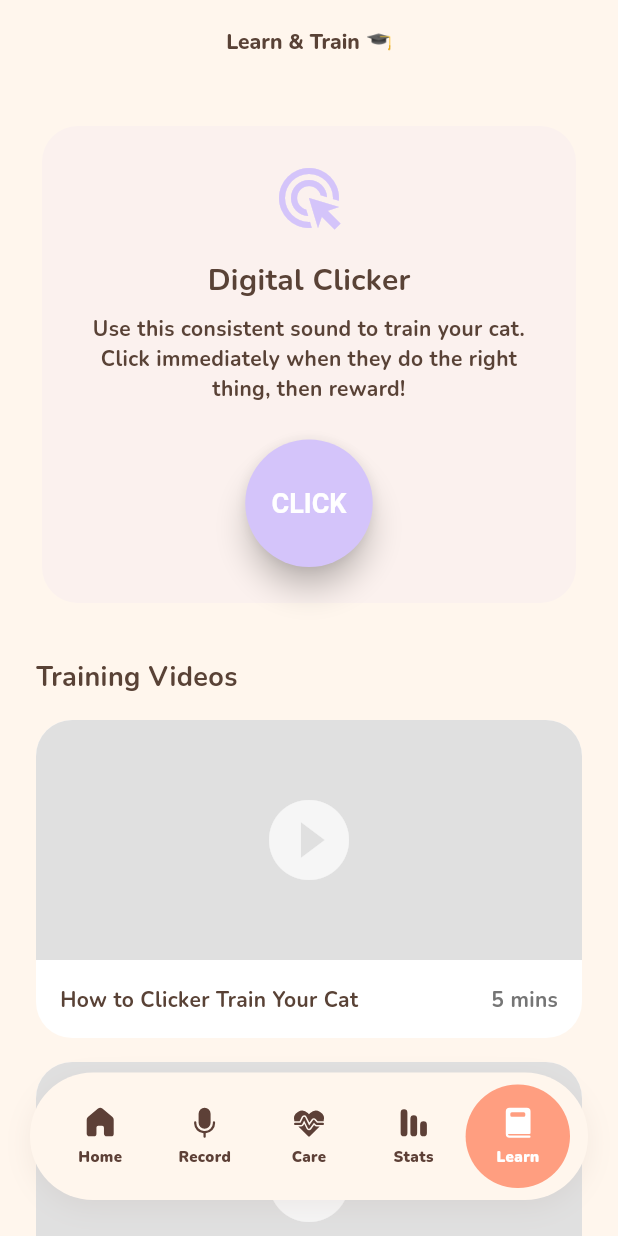
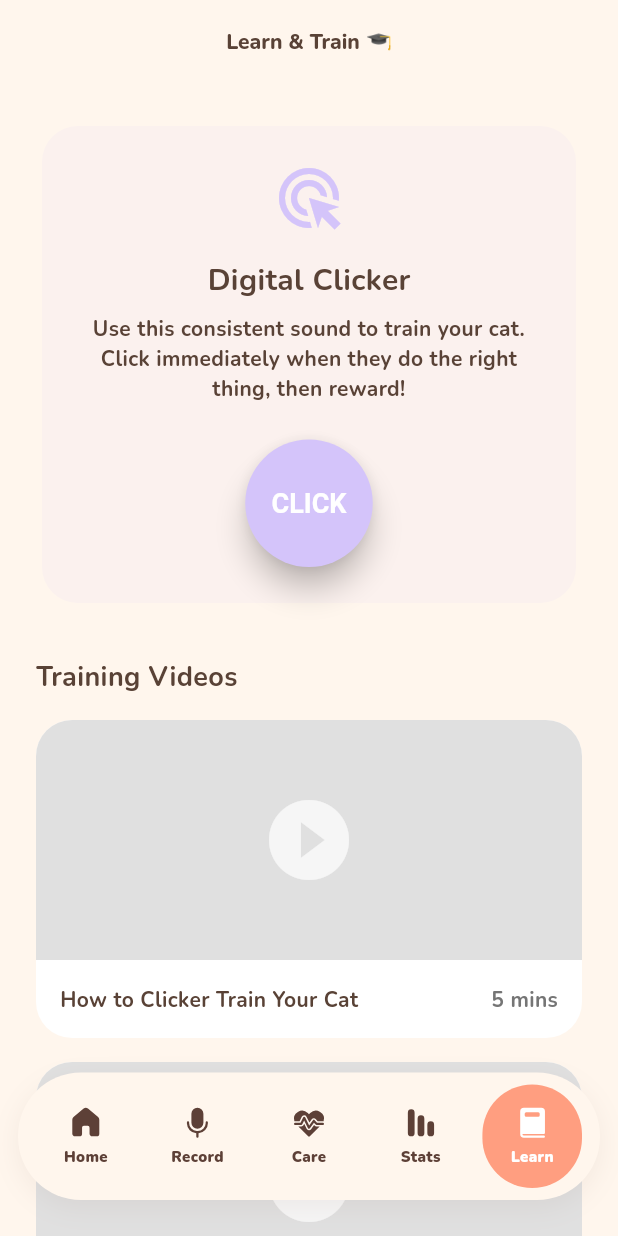
Before and after one commit to MuhammetEminGerim/kedo-takip, a Flutter app: the screen it shows after launch, item 5 of the bottom bar chosen, on a phone screen of 412 x 824 dp. Run offline on Flutter 3.47's test engine with Material 3 defaults, Android fonts, the phone set to English and light mode, and no system bars; our stand-ins replace audioplayers, fl_chart, fluentui_system_icons, flutter_riverpod, go_router, google_fonts and 5 more; missing offline and left inert: record; accounts and stored records are empty.

Commit message:
UI Tweak: Widen navbar and add spacing between icons

```diff
--- a/lib/core/router/app_router.dart
+++ b/lib/core/router/app_router.dart
@@ -74,12 +74,12 @@ class ScaffoldWithBottomNavBar extends ConsumerWidget {
           child,
           // Floating Pill Nav Bar
           Positioned(
-            left: 20,
-            right: 20,
+            left: 12,
+            right: 12,
             bottom: 24,
             child: Container(
               height: 85,
-              padding: const EdgeInsets.symmetric(horizontal: 12, vertical: 8),
+              padding: const EdgeInsets.symmetric(horizontal: 8, vertical: 8),
               decoration: BoxDecoration(
                 color: const Color(0xFFFFF6ED), // Match the cream background of the mockup nav
                 borderRadius: BorderRadius.circular(42),
@@ -120,6 +120,7 @@ class ScaffoldWithBottomNavBar extends ConsumerWidget {
         child: AnimatedContainer(
           duration: const Duration(milliseconds: 200),
           height: double.infinity,
+          margin: const EdgeInsets.symmetric(horizontal: 4),
           decoration: BoxDecoration(
             color: isSelected ? selectedColor : Colors.transparent,
             borderRadius: BorderRadius.circular(35),
```
